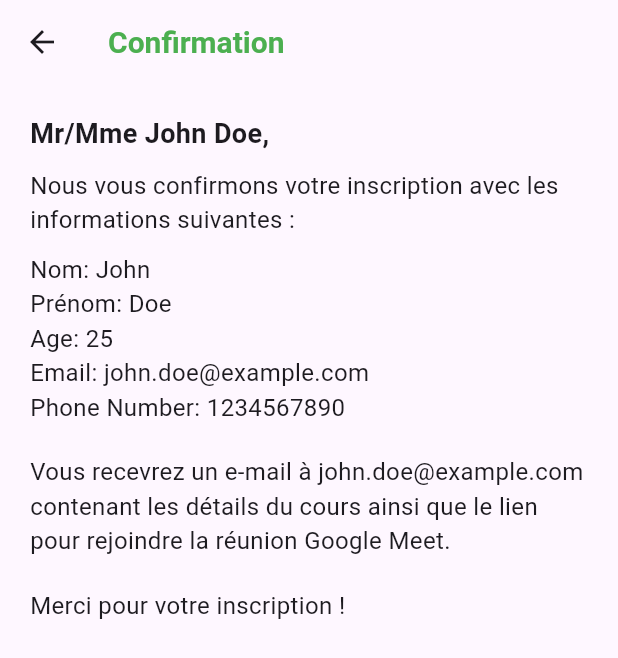
After one commit to zyadeloussoul/platforme-school-virtual, a Flutter app: the ConfirmationPage screen opened directly, on a phone screen of 412 x 824 dp. The commit adds this screen. Shown: the top 658 px of the screen. Run offline on Flutter 3.47's test engine with Material 3 defaults, Android fonts, the phone set to English and light mode, and no system bars.

Commit message:
mobile last version

```diff
--- /dev/null
+++ b/Mobile/virtual_school/lib/confirmation.dart
@@ -0,0 +1,62 @@
+import 'package:flutter/material.dart';
+import 'student.dart';
+class ConfirmationPage extends StatelessWidget {
+ final Student student;
+
+  ConfirmationPage({required this.student});
+
+  @override
+  Widget build(BuildContext context) {
+    return Scaffold(
+      appBar: AppBar(title: Text('Confirmation')),
+      body: Padding(
+        padding: const EdgeInsets.all(20.0),
+        child: Column(
+          crossAxisAlignment: CrossAxisAlignment.start,
+          children: [
+            Text(
+              'Mr/Mme ${student.nom} ${student.prenom},',
+              style: TextStyle(fontSize: 18.0, fontWeight: FontWeight.bold),
+            ),
+            SizedBox(height: 10.0),
+            Text(
+              'Nous vous confirmons votre inscription avec les informations suivantes :',
+              style: TextStyle(fontSize: 16.0),
+            ),
+            SizedBox(height: 10.0),
+            Text(
+              'Nom: ${student.nom}',
+              style: TextStyle(fontSize: 16.0),
+            ),
+            Text(
+              'Prénom: ${student.prenom}',
+              style: TextStyle(fontSize: 16.0),
+            ),
+            Text(
+              'Age: ${student.age}',
+              style: TextStyle(fontSize: 16.0),
+            ),
+            Text(
+              'Email: ${student.email}',
+              style: TextStyle(fontSize: 16.0),
+            ),
+            Text(
+              'Phone Number: ${student.phone}',
+              style: TextStyle(fontSize: 16.0),
+            ),
+            SizedBox(height: 20.0),
+            Text(
+              'Vous recevrez un e-mail à ${student.email} contenant les détails du cours ainsi que le lien pour rejoindre la réunion Google Meet.',
+              style: TextStyle(fontSize: 16.0),
+            ),
+            SizedBox(height: 20.0),
+            Text(
+              'Merci pour votre inscription !',
+              style: TextStyle(fontSize: 16.0),
+            ),
+          ],
+        ),
+      ),
+    );
+  }
+}
--- a/Mobile/virtual_school/lib/signup.dart
+++ b/Mobile/virtual_school/lib/signup.dart
@@ -8,7 +8,7 @@ class SignUpPage extends StatelessWidget {
         children: [
           // Background Image
           Image.asset(
-            'images/placeholder.png',
+            'images/girl.png',
             fit: BoxFit.cover,
             width: double.infinity,
             height: double.infinity,
--- /dev/null
+++ b/Mobile/virtual_school/lib/student.dart
@@ -0,0 +1,50 @@
+import 'confirmation.dart';
+class Student {
+  final String nom;
+  final String prenom;
+  final String age;
+  final String email;
+  final String phone;
+  final String password;
+  final String verify;
+
+  Student({
+    required this.nom,
+    required this.prenom,
+    required this.age,
+    required this.email,
+    required this.phone,
+    required this.password,
+    required this.verify,
+  });
+}
+
+ List<Student> students = [
+    Student(
+      nom: 'John',
+      prenom: 'Doe',
+      age: '25',
+      email: 'john.doe@example.com',
+      phone: '1234567890',
+      password: "password",
+      verify: 'password',
+    ),
+    Student(
+      nom: 'Alice',
+      prenom: 'Smith',
+      age: '30',
+      email: 'alice.smith@example.com',
+      phone: '9876543210',
+      password: 'password',
+      verify: 'password',
+    ),
+    Student(
+      nom: 'Bob',
+      prenom: 'Johnson',
+      age: '35',
+      email: 'bob.johnson@example.com',
+      phone: '5555555555',
+      password: 'password',
+      verify: 'password',
+    ),
+  ];
```
Also changed, not shown: Mobile/virtual_school/lib/cours.dart (added, +244 -0 lines), Mobile/virtual_school/lib/detailscourses.dart (added, +118 -0 lines), Mobile/virtual_school/lib/main.dart (+41 -3 lines).
